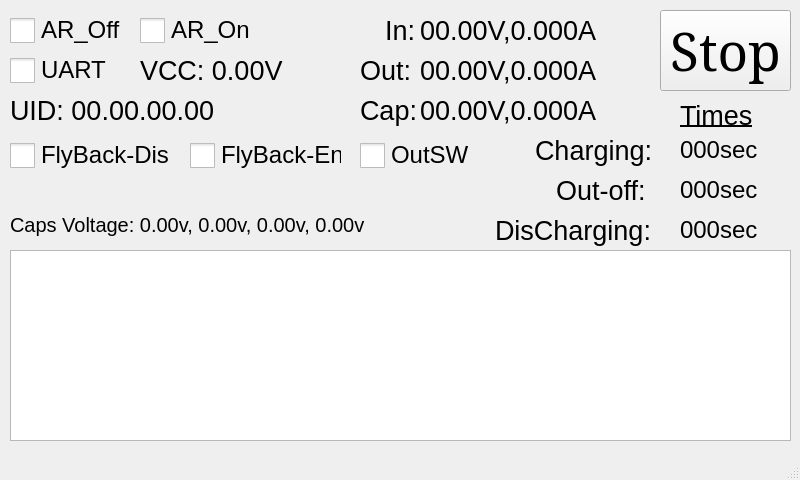
The window that rosWS/src/qt_gui_node_pkg/qt_gui_node_pkg/ui/W_testing.ui (sasan-safaei/ICA_TM_V2) describes before a commit, drawn with Qt 5.
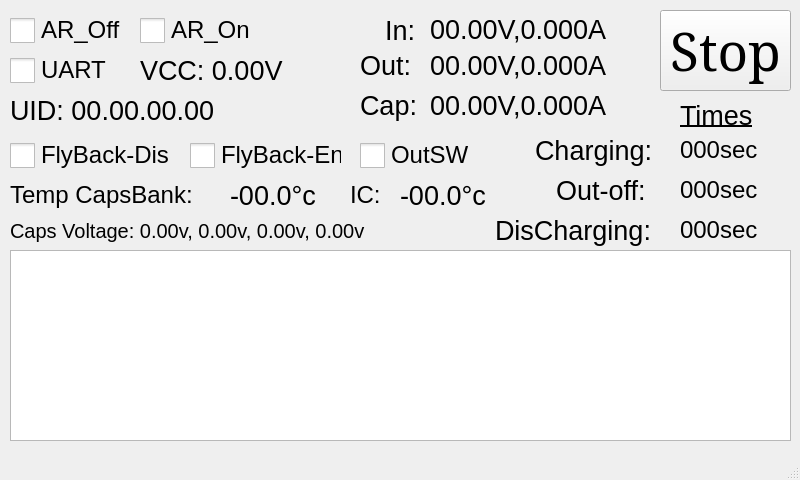
The same window after the commit.

Diff of the .ui file:
```diff
--- a/rosWS/src/qt_gui_node_pkg/qt_gui_node_pkg/ui/W_testing.ui
+++ b/rosWS/src/qt_gui_node_pkg/qt_gui_node_pkg/ui/W_testing.ui
@@ -187,9 +187,9 @@
     <property name="geometry">
      <rect>
       <x>10</x>
-      <y>200</y>
+      <y>210</y>
       <width>441</width>
-      <height>50</height>
+      <height>41</height>
      </rect>
     </property>
     <property name="font">
@@ -204,10 +204,10 @@
    <widget class="QLabel" name="label_IN_Data">
     <property name="geometry">
      <rect>
-      <x>420</x>
-      <y>5</y>
+      <x>430</x>
+      <y>9</y>
       <width>210</width>
-      <height>50</height>
+      <height>41</height>
      </rect>
     </property>
     <property name="font">
@@ -222,8 +222,8 @@
    <widget class="QLabel" name="label_OUT_Data">
     <property name="geometry">
      <rect>
-      <x>420</x>
-      <y>45</y>
+      <x>430</x>
+      <y>40</y>
       <width>210</width>
       <height>50</height>
      </rect>
@@ -242,7 +242,7 @@
      <rect>
       <x>385</x>
       <y>5</y>
-      <width>31</width>
+      <width>41</width>
       <height>50</height>
      </rect>
     </property>
@@ -262,8 +262,8 @@
     <property name="geometry">
      <rect>
       <x>360</x>
-      <y>45</y>
-      <width>55</width>
+      <y>40</y>
+      <width>61</width>
       <height>50</height>
      </rect>
     </property>
@@ -283,8 +283,8 @@
     <property name="geometry">
      <rect>
       <x>360</x>
-      <y>85</y>
-      <width>55</width>
+      <y>80</y>
+      <width>61</width>
       <height>50</height>
      </rect>
     </property>
@@ -303,8 +303,8 @@
    <widget class="QLabel" name="label_Cap_Data">
     <property name="geometry">
      <rect>
-      <x>420</x>
-      <y>85</y>
+      <x>430</x>
+      <y>80</y>
       <width>210</width>
       <height>50</height>
      </rect>
@@ -568,6 +568,84 @@
      <string>DisCharging:</string>
     </property>
    </widget>
+   <widget class="QLabel" name="label_8">
+    <property name="geometry">
+     <rect>
+      <x>10</x>
+      <y>170</y>
+      <width>211</width>
+      <height>50</height>
+     </rect>
+    </property>
+    <property name="font">
+     <font>
+      <pointsize>18</pointsize>
+     </font>
+    </property>
+    <property name="layoutDirection">
+     <enum>Qt::LeftToRight</enum>
+    </property>
+    <property name="text">
+     <string>Temp CapsBank:</string>
+    </property>
+   </widget>
+   <widget class="QLabel" name="label_9">
+    <property name="geometry">
+     <rect>
+      <x>350</x>
+      <y>170</y>
+      <width>31</width>
+      <height>50</height>
+     </rect>
+    </property>
+    <property name="font">
+     <font>
+      <pointsize>18</pointsize>
+     </font>
+    </property>
+    <property name="layoutDirection">
+     <enum>Qt::LeftToRight</enum>
+    </property>
+    <property name="text">
+     <string>IC:</string>
+    </property>
+   </widget>
+   <widget class="QLabel" name="label_tempIC">
+    <property name="geometry">
+     <rect>
+      <x>400</x>
+      <y>170</y>
+      <width>101</width>
+      <height>50</height>
+     </rect>
+    </property>
+    <property name="font">
+     <font>
+      <pointsize>20</pointsize>
+     </font>
+    </property>
+    <property name="text">
+     <string>-00.0°c</string>
+    </property>
+   </widget>
+   <widget class="QLabel" name="label_tempCapsBank">
+    <property name="geometry">
+     <rect>
+      <x>230</x>
+      <y>170</y>
+      <width>101</width>
+      <height>50</height>
+     </rect>
+    </property>
+    <property name="font">
+     <font>
+      <pointsize>20</pointsize>
+     </font>
+    </property>
+    <property name="text">
+     <string>-00.0°c</string>
+    </property>
+   </widget>
   </widget>
   <widget class="QMenuBar" name="menubar">
    <property name="geometry">
```
